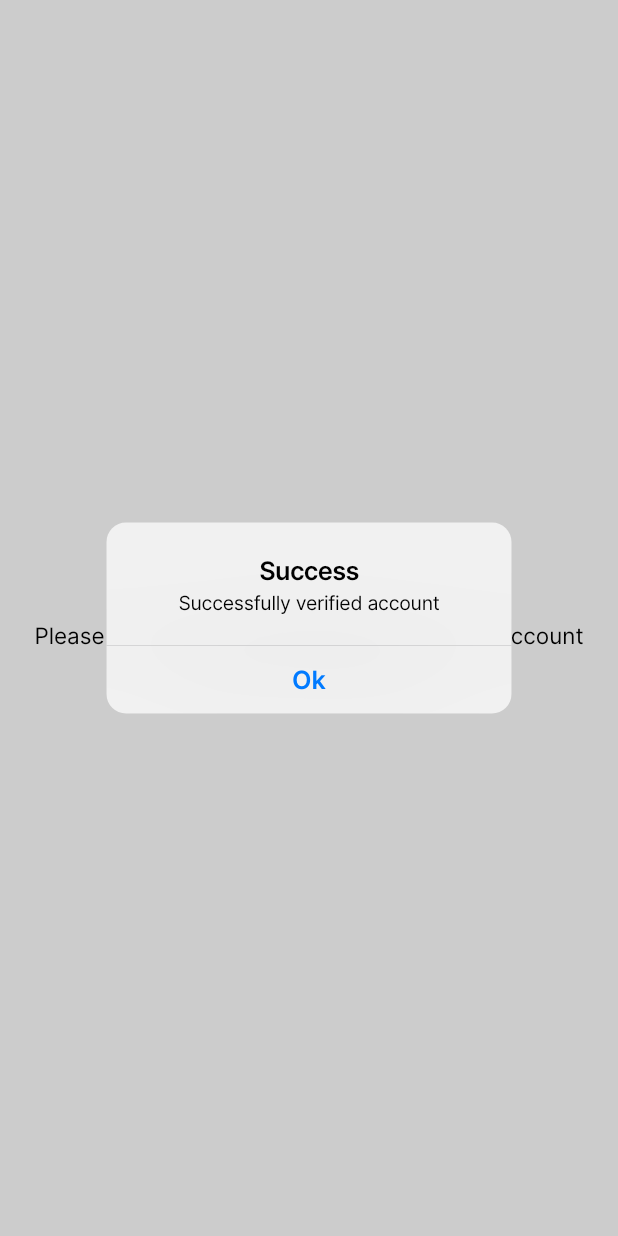
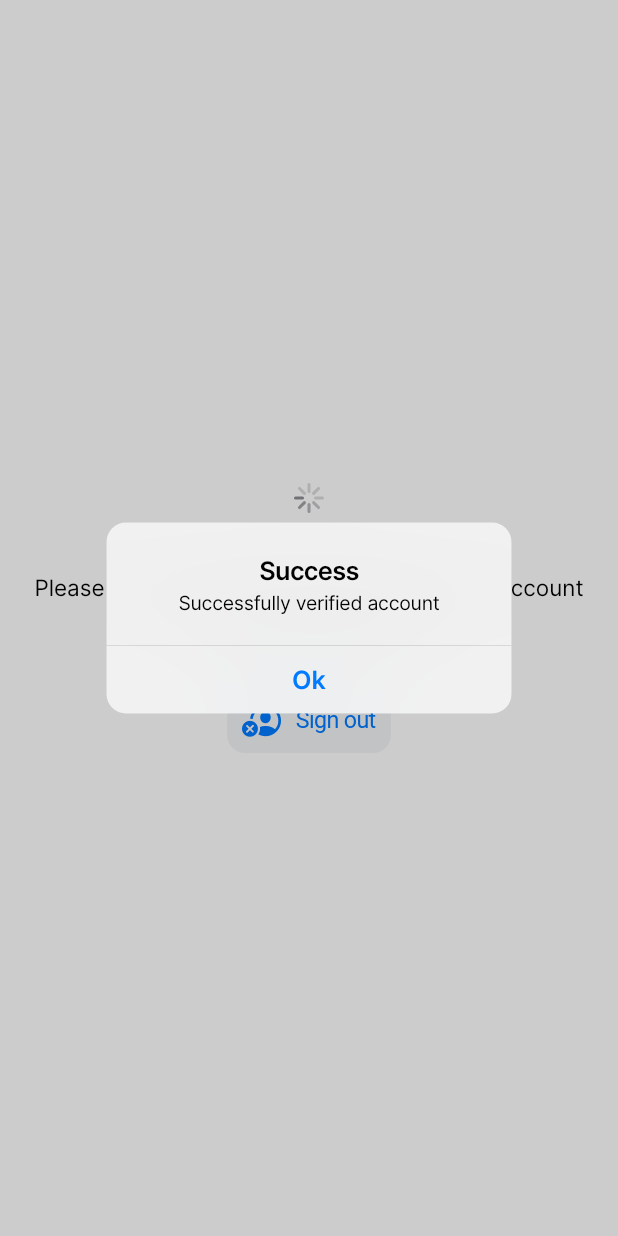
Before and after one commit to brendantwh/DropShare, a Flutter app: the Verify screen opened by its route, on a phone screen of 412 x 824 dp. Run offline on Flutter 3.47's test engine with Material 2 defaults, Android fonts, the phone set to English and light mode, and no system bars; our stand-ins replace cloud_firestore, firebase_auth, firebase_core, firebase_storage, image_picker; missing offline and left inert: optimized_cached_image, pull_down_button, typesense; accounts and stored records are empty.

Commit message:
Add sign out on verify page

```diff
--- a/lib/auth/login.dart
+++ b/lib/auth/login.dart
@@ -37,7 +37,7 @@ class _LoginState extends State<Login> {
                   child: CupertinoTextField(
                     controller: emailController,
                     keyboardType: TextInputType.emailAddress,
-                    placeholder: 'Email',
+                    placeholder: 'NUS email',
                     autocorrect: false,
                   ),
                 ),
--- a/lib/auth/signup.dart
+++ b/lib/auth/signup.dart
@@ -40,7 +40,7 @@ class _SignupState extends State<Signup> {
                 child: CupertinoTextField(
                   controller: emailController,
                   keyboardType: TextInputType.emailAddress,
-                  placeholder: 'Email',
+                  placeholder: 'NUS email',
                   autocorrect: false,
                 ),
               ),
--- a/lib/auth/verify.dart
+++ b/lib/auth/verify.dart
@@ -35,12 +35,47 @@ class _VerifyState extends State<Verify> {
           child: Column(
             mainAxisAlignment: MainAxisAlignment.center,
             crossAxisAlignment: CrossAxisAlignment.center,
-            children: const [
-              CupertinoActivityIndicator(),
-              SizedBox(height:20),
-              Text('Please check your NUS email to verify your account before using DropShare.',
+            children: [
+              const CupertinoActivityIndicator(),
+              const SizedBox(height: 40),
+              const Text('Please check your NUS email to verify your account before using DropShare.',
                 style: TextStyle(fontSize: 15),
                 textAlign: TextAlign.center
+              ),
+              const SizedBox(height: 40),
+              CupertinoButton(
+                padding: const EdgeInsets.fromLTRB(10, 0, 10, 0),
+                color: const Color(0xfff2f4f5),
+                onPressed: () async {
+                  timer.cancel();
+                  await auth.signOut().then((result) {
+                    if (result == null) {
+                      Authentication.showSuccessDialog(
+                          context, 'signed out');
+                    } else {
+                      Authentication.showErrorDialog(
+                          context, result);
+                    }
+                  });
+                },
+                child:  Wrap(
+                  crossAxisAlignment: WrapCrossAlignment.center,
+                  spacing: 10,
+                  children: const [
+                    Icon(
+                        CupertinoIcons.person_crop_circle_badge_xmark,
+                        color: CupertinoColors.activeBlue,
+                        size: 26
+                    ),
+                    Text(
+                        'Sign out',
+                        style: TextStyle(
+                            fontSize: 15.5,
+                            color: CupertinoColors.activeBlue
+                        )
+                    )
+                  ],
+                )
               )
             ],
           )
@@ -50,9 +85,9 @@ class _VerifyState extends State<Verify> {
 
   Future<void> checkEmailVerified() async {
     await auth.user.reload();
-    List<String> testAccts = ['3NjC4BBW9eYvlr0JHVQUqLmKYGc2', 'w10kedwEvJdqpQWaGZQghwvngjE3'];  // to allow test accts through
+    List<String> testAccts = ['drop@share.com', 'chat@test.com'];  // to allow test accts through
     if (auth.user.emailVerified ||
-        testAccts.contains(auth.user.uid)) {  // to allow test accts through
+        testAccts.contains(auth.user.email)) {  // to allow test accts through
       timer.cancel();
       if (mounted) {
         Authentication.showSuccessDialog(context, 'verified account');
```
